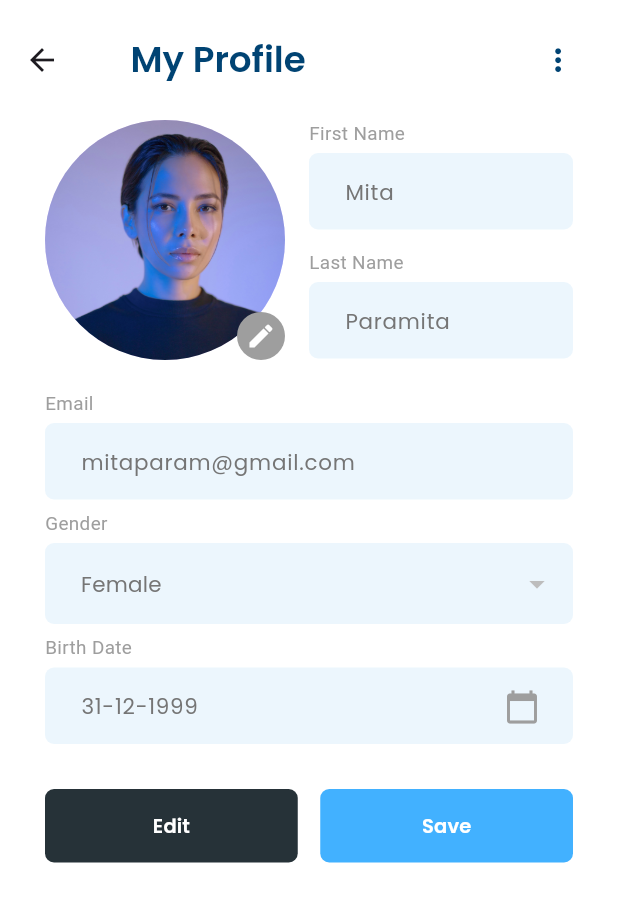
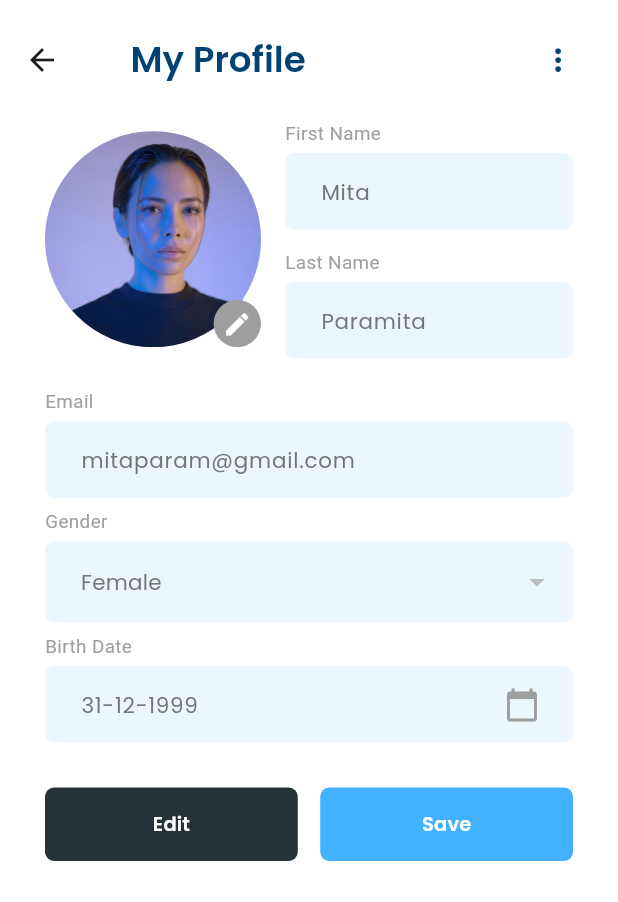
Before and after one commit to daffayudisaa/moodify_mobile, a Flutter app: the ProfilePage screen opened directly, on a phone screen of 412 x 824 dp. Shown: the top 902 px of the screen. Run offline on Flutter 3.47's test engine with Material 3 defaults, Android fonts, the phone set to English and light mode, and no system bars; our stand-ins replace bloc, camera, equatable, flutter_bloc, hugeicons, image_picker and 1 more.

Commit message:
fix: displacement element on profile page

```diff
--- a/lib/presentation/pages/profile/profile.dart
+++ b/lib/presentation/pages/profile/profile.dart
@@ -28,6 +28,7 @@ class _ProfilePageState extends State<ProfilePage> {
   @override
   Widget build(BuildContext context) {
     double getFontSize = ScreenUtils.getFontSize(context, 14);
+    double getimageSize = ScreenUtils.getFontSize(context, 80);
 
     return BlocProvider(
       create: (context) => ProfileBloc()..add(LoadProfileEvent()),
@@ -155,12 +156,12 @@ class _ProfilePageState extends State<ProfilePage> {
                         crossAxisAlignment: CrossAxisAlignment.start,
                         children: [
                           Row(
-                            crossAxisAlignment: CrossAxisAlignment.start,
+                            crossAxisAlignment: CrossAxisAlignment.center,
                             children: [
                               GestureDetector(
                                 onTap: isEditing ? _pickImage : null,
                                 child: CircleAvatar(
-                                  radius: 80,
+                                  radius: getimageSize * 0.9,
                                   backgroundImage: _profileImage != null
                                       ? FileImage(_profileImage!)
                                       : const AssetImage(
@@ -178,10 +179,10 @@ class _ProfilePageState extends State<ProfilePage> {
                                             shape: BoxShape.circle,
                                           ),
                                           padding: const EdgeInsets.all(6),
-                                          child: const Icon(
+                                          child: Icon(
                                             Icons.edit,
                                             color: Colors.white,
-                                            size: 20,
+                                            size: getFontSize * 1.4,
                                           ),
                                         ),
                                       )
```
